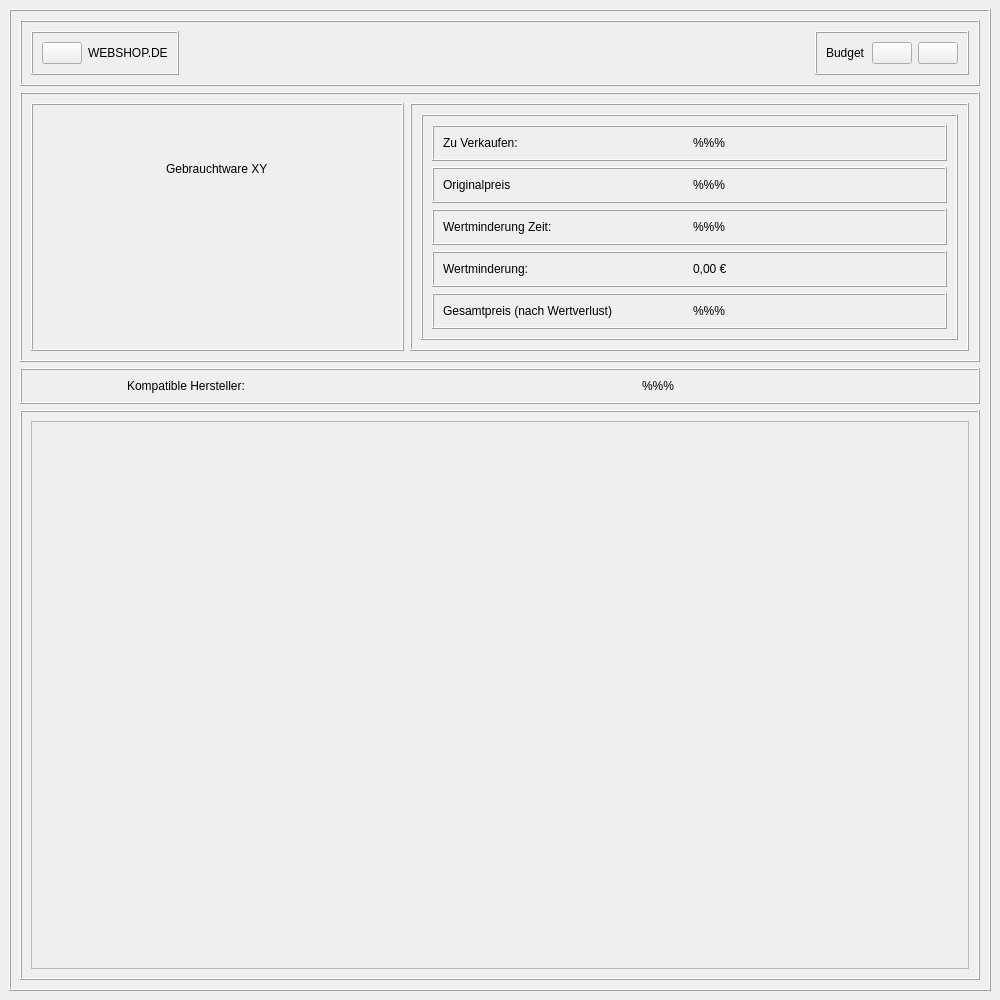
Above: frontend/GebrauchtwarenWindowAccessories.ui from nhatlam96/gui-xtraktor before the change. Below: the same form after it.
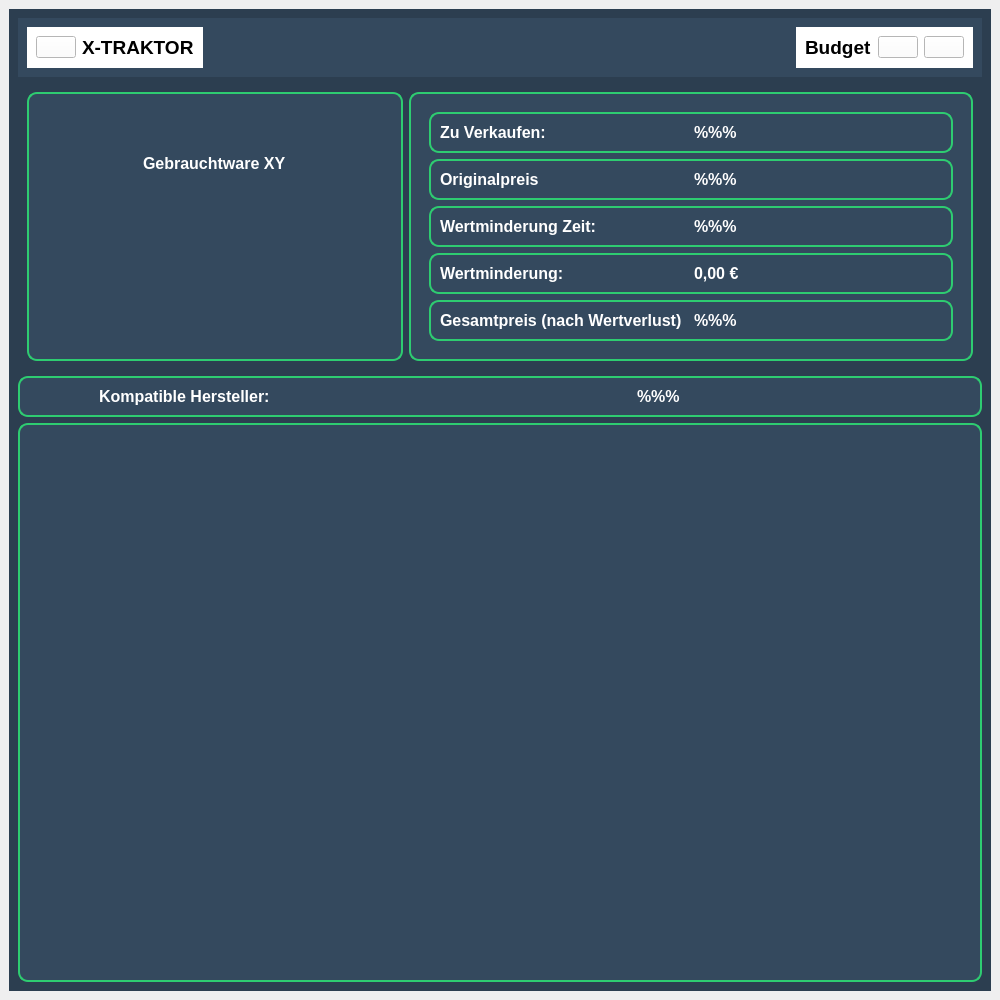
That is the form after the change. Icons and pictures are not drawn.

```diff
--- a/frontend/GebrauchtwarenWindowAccessories.ui
+++ b/frontend/GebrauchtwarenWindowAccessories.ui
@@ -17,8 +17,13 @@
    <layout class="QVBoxLayout" name="verticalLayout">
     <item>
      <widget class="QFrame" name="main_frame">
+      <property name="styleSheet">
+       <string notr="true">QFrame#main_frame{
+	background-color: rgb(44, 62, 80);
+}</string>
+      </property>
       <property name="frameShape">
-       <enum>QFrame::Box</enum>
+       <enum>QFrame::NoFrame</enum>
       </property>
       <property name="frameShadow">
        <enum>QFrame::Raised</enum>
@@ -26,8 +31,13 @@
       <layout class="QVBoxLayout" name="verticalLayout_2">
        <item>
         <widget class="QFrame" name="header_frame">
+         <property name="styleSheet">
+          <string notr="true">QFrame#header_frame{
+	background-color: rgb(52, 73, 94);
+}</string>
+         </property>
          <property name="frameShape">
-          <enum>QFrame::Box</enum>
+          <enum>QFrame::NoFrame</enum>
          </property>
          <property name="frameShadow">
           <enum>QFrame::Raised</enum>
@@ -35,8 +45,11 @@
          <layout class="QHBoxLayout" name="horizontalLayout">
           <item alignment="Qt::AlignLeft|Qt::AlignTop">
            <widget class="QFrame" name="frame">
+            <property name="styleSheet">
+             <string notr="true">background-color: white;</string>
+            </property>
             <property name="frameShape">
-             <enum>QFrame::Box</enum>
+             <enum>QFrame::NoFrame</enum>
             </property>
             <property name="frameShadow">
              <enum>QFrame::Raised</enum>
@@ -53,14 +66,20 @@
                </property>
                <property name="iconSize">
                 <size>
-                 <width>32</width>
-                 <height>32</height>
+                 <width>45</width>
+                 <height>45</height>
                 </size>
                </property>
               </widget>
              </item>
              <item>
               <widget class="QLabel" name="web_label">
+               <property name="font">
+                <font>
+                 <pointsize>14</pointsize>
+                 <bold>true</bold>
+                </font>
+               </property>
                <property name="frameShape">
                 <enum>QFrame::NoFrame</enum>
                </property>
@@ -68,7 +87,7 @@
                 <enum>QFrame::Plain</enum>
                </property>
                <property name="text">
-                <string>WEBSHOP.DE</string>
+                <string>X-TRAKTOR</string>
                </property>
               </widget>
              </item>
@@ -83,8 +102,11 @@
               <verstretch>0</verstretch>
              </sizepolicy>
             </property>
+            <property name="styleSheet">
+             <string notr="true">background-color: white;</string>
+            </property>
             <property name="frameShape">
-             <enum>QFrame::Box</enum>
+             <enum>QFrame::NoFrame</enum>
             </property>
             <property name="frameShadow">
              <enum>QFrame::Raised</enum>
@@ -92,6 +114,12 @@
             <layout class="QHBoxLayout" name="horizontalLayout_2">
              <item>
               <widget class="QLabel" name="budget_label">
+               <property name="font">
+                <font>
+                 <pointsize>14</pointsize>
+                 <bold>true</bold>
+                </font>
+               </property>
                <property name="inputMethodHints">
                 <set>Qt::ImhNone</set>
                </property>
@@ -117,8 +145,8 @@
                </property>
                <property name="iconSize">
                 <size>
-                 <width>32</width>
-                 <height>32</height>
+                 <width>45</width>
+                 <height>45</height>
                 </size>
                </property>
               </widget>
@@ -146,8 +174,8 @@
                </property>
                <property name="iconSize">
                 <size>
-                 <width>32</width>
-                 <height>32</height>
+                 <width>45</width>
+                 <height>45</height>
                 </size>
                </property>
               </widget>
@@ -166,8 +194,13 @@
          <property name="accessibleDescription">
           <string/>
          </property>
+         <property name="styleSheet">
+          <string notr="true">QFrame#content_frame{
+	background-color: rgb(44, 62, 80);
+}</string>
+         </property>
          <property name="frameShape">
-          <enum>QFrame::Box</enum>
+          <enum>QFrame::NoFrame</enum>
          </property>
          <property name="frameShadow">
           <enum>QFrame::Raised</enum>
@@ -175,8 +208,15 @@
          <layout class="QHBoxLayout" name="horizontalLayout_4" stretch="2,3">
           <item>
            <widget class="QFrame" name="frame_1">
+            <property name="styleSheet">
+             <string notr="true">QFrame#frame_1{
+	background-color: rgb(52, 73, 94);
+	border-radius: 10px;
+	border: 2px solid rgb(46, 204, 113);
+}</string>
+            </property>
             <property name="frameShape">
-             <enum>QFrame::Box</enum>
+             <enum>QFrame::NoFrame</enum>
             </property>
             <property name="frameShadow">
              <enum>QFrame::Raised</enum>
@@ -184,6 +224,15 @@
             <layout class="QVBoxLayout" name="verticalLayout_3">
              <item alignment="Qt::AlignHCenter">
               <widget class="QLabel" name="name_label">
+               <property name="font">
+                <font>
+                 <pointsize>12</pointsize>
+                 <bold>true</bold>
+                </font>
+               </property>
+               <property name="styleSheet">
+                <string notr="true">color : white;</string>
+               </property>
                <property name="text">
                 <string>Gebrauchtware XY</string>
                </property>
@@ -216,8 +265,15 @@
           </item>
           <item>
            <widget class="QFrame" name="frame_3">
+            <property name="styleSheet">
+             <string notr="true">QFrame#frame_3{
+	background-color: rgb(52, 73, 94);
+	border-radius: 10px;
+	border: 2px solid rgb(46, 204, 113);
+}</string>
+            </property>
             <property name="frameShape">
-             <enum>QFrame::Box</enum>
+             <enum>QFrame::NoFrame</enum>
             </property>
             <property name="frameShadow">
              <enum>QFrame::Raised</enum>
@@ -226,7 +282,7 @@
              <item>
               <widget class="QFrame" name="frame_8">
                <property name="frameShape">
-                <enum>QFrame::Box</enum>
+                <enum>QFrame::NoFrame</enum>
                </property>
                <property name="frameShadow">
                 <enum>QFrame::Raised</enum>
@@ -234,8 +290,15 @@
                <layout class="QVBoxLayout" name="verticalLayout_6">
                 <item>
                  <widget class="QFrame" name="frame_4">
+                  <property name="styleSheet">
+                   <string notr="true">QFrame#frame_4{
+	background-color: rgb(52, 73, 94);
+	border-radius: 10px;
+	border: 2px solid rgb(46, 204, 113);
+}</string>
+                  </property>
                   <property name="frameShape">
-                   <enum>QFrame::Box</enum>
+                   <enum>QFrame::NoFrame</enum>
                   </property>
                   <property name="frameShadow">
                    <enum>QFrame::Raised</enum>
@@ -243,6 +306,15 @@
                   <layout class="QHBoxLayout" name="horizontalLayout_10">
                    <item>
                     <widget class="QLabel" name="label">
+                     <property name="font">
+                      <font>
+                       <pointsize>12</pointsize>
+                       <bold>true</bold>
+                      </font>
+                     </property>
+                     <property name="styleSheet">
+                      <string notr="true">color: white;</string>
+                     </property>
                      <property name="text">
                       <string>Zu Verkaufen:</string>
                      </property>
@@ -250,6 +322,15 @@
                    </item>
                    <item>
                     <widget class="QLabel" name="anz_status">
+                     <property name="font">
+                      <font>
+                       <pointsize>12</pointsize>
+                       <bold>true</bold>
+                      </font>
+                     </property>
+                     <property name="styleSheet">
+                      <string notr="true">color: white;</string>
+                     </property>
                      <property name="text">
                       <string>%%%</string>
                      </property>
@@ -260,8 +341,15 @@
                 </item>
                 <item>
                  <widget class="QFrame" name="frame_6">
+                  <property name="styleSheet">
+                   <string notr="true">QFrame#frame_6{
+	background-color: rgb(52, 73, 94);
+	border-radius: 10px;
+	border: 2px solid rgb(46, 204, 113);
+}</string>
+                  </property>
                   <property name="frameShape">
-                   <enum>QFrame::Box</enum>
+                   <enum>QFrame::NoFrame</enum>
                   </property>
                   <property name="frameShadow">
                    <enum>QFrame::Raised</enum>
@@ -269,6 +357,15 @@
                   <layout class="QHBoxLayout" name="horizontalLayout_6">
                    <item>
                     <widget class="QLabel" name="preis_label">
+                     <property name="font">
+                      <font>
+                       <pointsize>12</pointsize>
+                       <bold>true</bold>
+                      </font>
+                     </property>
+                     <property name="styleSheet">
+                      <string notr="true">color: white;</string>
+                     </property>
                      <property name="text">
                       <string>Originalpreis</string>
                      </property>
@@ -276,6 +373,15 @@
                    </item>
                    <item>
                     <widget class="QLabel" name="alt_preis_status">
+                     <property name="font">
+                      <font>
+                       <pointsize>12</pointsize>
+                       <bold>true</bold>
+                      </font>
+                     </property>
+                     <property name="styleSheet">
+                      <string notr="true">color: white;</string>
+                     </property>
                      <property name="text">
                       <string>%%%</string>
                      </property>
@@ -286,8 +392,15 @@
                 </item>
                 <item>
                  <widget class="QFrame" name="frame_7">
+                  <property name="styleSheet">
+                   <string notr="true">QFrame#frame_7{
+	background-color: rgb(52, 73, 94);
+	border-radius: 10px;
+	border: 2px solid rgb(46, 204, 113);
+}</string>
+                  </property>
                   <property name="frameShape">
-                   <enum>QFrame::Box</enum>
+                   <enum>QFrame::NoFrame</enum>
                   </property>
                   <property name="frameShadow">
                    <enum>QFrame::Raised</enum>
@@ -295,6 +408,15 @@
                   <layout class="QHBoxLayout" name="horizontalLayout_15">
                    <item>
                     <widget class="QLabel" name="label_4">
+                     <property name="font">
+                      <font>
+                       <pointsize>12</pointsize>
+                       <bold>true</bold>
+                      </font>
+                     </property>
+                     <property name="styleSheet">
+                      <string notr="true">color: white;</string>
+                     </property>
                      <property name="text">
                       <string>Wertminderung Zeit:</string>
                      </property>
@@ -302,6 +424,15 @@
                    </item>
                    <item>
                     <widget class="QLabel" name="zeit_status">
+                     <property name="font">
+                      <font>
+                       <pointsize>12</pointsize>
+                       <bold>true</bold>
+                      </font>
+                     </property>
+                     <property name="styleSheet">
+                      <string notr="true">color: white;</string>
+                     </property>
                      <property name="text">
                       <string>%%%</string>
                      </property>
@@ -312,8 +443,15 @@
                 </item>
                 <item>
                  <widget class="QFrame" name="frame_9">
+                  <property name="styleSheet">
+                   <string notr="true">QFrame#frame_9{
+	background-color: rgb(52, 73, 94);
+	border-radius: 10px;
+	border: 2px solid rgb(46, 204, 113);
+}</string>
+                  </property>
                   <property name="frameShape">
-                   <enum>QFrame::Box</enum>
+                   <enum>QFrame::NoFrame</enum>
                   </property>
                   <property name="frameShadow">
                    <enum>QFrame::Raised</enum>
@@ -321,6 +459,15 @@
                   <layout class="QHBoxLayout" name="horizontalLayout_7">
                    <item>
                     <widget class="QLabel" name="wert_label">
+                     <property name="font">
+                      <font>
+                       <pointsize>12</pointsize>
+                       <bold>true</bold>
+                      </font>
+                     </property>
+                     <property name="styleSheet">
+                      <string notr="true">color: white;</string>
+                     </property>
                      <property name="text">
                       <string>Wertminderung:</string>
                      </property>
@@ -328,6 +475,15 @@
                    </item>
                    <item>
                     <widget class="QLabel" name="wert_status">
+                     <property name="font">
+                      <font>
+                       <pointsize>12</pointsize>
+                       <bold>true</bold>
+                      </font>
+                     </property>
+                     <property name="styleSheet">
+                      <string notr="true">color: white;</string>
+                     </property>
                      <property name="text">
                       <string>0,00 €</string>
                      </property>
@@ -338,8 +494,15 @@
                 </item>
                 <item>
                  <widget class="QFrame" name="frame_5">
+                  <property name="styleSheet">
+                   <string notr="true">QFrame#frame_5{
+	background-color: rgb(52, 73, 94);
+	border-radius: 10px;
+	border: 2px solid rgb(46, 204, 113);
+}</string>
+                  </property>
                   <property name="frameShape">
-                   <enum>QFrame::Box</enum>
+                   <enum>QFrame::NoFrame</enum>
                   </property>
                   <property name="frameShadow">
                    <enum>QFrame::Raised</enum>
@@ -347,6 +510,15 @@
                   <layout class="QHBoxLayout" name="horizontalLayout_14">
                    <item>
                     <widget class="QLabel" name="label_2">
+                     <property name="font">
+                      <font>
+                       <pointsize>12</pointsize>
+                       <bold>true</bold>
+                      </font>
+                     </property>
+                     <property name="styleSheet">
+                      <string notr="true">color: white;</string>
+                     </property>
                      <property name="text">
                       <string>Gesamtpreis (nach Wertverlust)</string>
                      </property>
@@ -354,6 +526,15 @@
                    </item>
                    <item>
                     <widget class="QLabel" name="neu_preis_status">
+                     <property name="font">
+                      <font>
+                       <pointsize>12</pointsize>
+                       <bold>true</bold>
+                      </font>
+                     </property>
+                     <property name="styleSheet">
+                      <string notr="true">color: white;</string>
+                     </property>
                      <property name="text">
                       <string>%%%</string>
                      </property>
@@ -373,8 +554,15 @@
        </item>
        <item>
         <widget class="QFrame" name="frame_13">
+         <property name="styleSheet">
+          <string notr="true">QFrame#frame_13{
+	background-color: rgb(52, 73, 94);
+	border-radius: 10px;
+	border: 2px solid rgb(46, 204, 113);
+}</string>
+         </property>
          <property name="frameShape">
-          <enum>QFrame::Box</enum>
+          <enum>QFrame::NoFrame</enum>
          </property>
          <property name="frameShadow">
           <enum>QFrame::Raised</enum>
@@ -382,6 +570,15 @@
          <layout class="QHBoxLayout" name="horizontalLayout_5" stretch="1,2">
           <item alignment="Qt::AlignHCenter">
            <widget class="QLabel" name="label_3">
+            <property name="font">
+             <font>
+              <pointsize>12</pointsize>
+              <bold>true</bold>
+             </font>
+            </property>
+            <property name="styleSheet">
+             <string notr="true">color: white;</string>
+            </property>
             <property name="text">
              <string>Kompatible Hersteller:</string>
             </property>
@@ -389,6 +586,15 @@
           </item>
           <item alignment="Qt::AlignHCenter">
            <widget class="QLabel" name="comp_label">
+            <property name="font">
+             <font>
+              <pointsize>12</pointsize>
+              <bold>true</bold>
+             </font>
+            </property>
+            <property name="styleSheet">
+             <string notr="true">color: white;</string>
+            </property>
             <property name="text">
              <string>%%%</string>
             </property>
@@ -399,8 +605,15 @@
        </item>
        <item>
         <widget class="QFrame" name="scroll_frame">
+         <property name="styleSheet">
+          <string notr="true">QFrame#scroll_frame{
+	background-color: rgb(52, 73, 94);
+	border-radius: 10px;
+	border: 2px solid rgb(46, 204, 113);
+}</string>
+         </property>
          <property name="frameShape">
-          <enum>QFrame::Box</enum>
+          <enum>QFrame::NoFrame</enum>
          </property>
          <property name="frameShadow">
           <enum>QFrame::Raised</enum>
@@ -408,6 +621,12 @@
          <layout class="QHBoxLayout" name="horizontalLayout_8">
           <item>
            <widget class="QScrollArea" name="dyn_scrollarea">
+            <property name="styleSheet">
+             <string notr="true">background-color: rgb(52, 73, 94);</string>
+            </property>
+            <property name="frameShape">
+             <enum>QFrame::NoFrame</enum>
+            </property>
             <property name="verticalScrollBarPolicy">
              <enum>Qt::ScrollBarAlwaysOff</enum>
             </property>
@@ -425,8 +644,8 @@
               <rect>
                <x>0</x>
                <y>0</y>
-               <width>936</width>
-               <height>532</height>
+               <width>942</width>
+               <height>516</height>
               </rect>
              </property>
              <layout class="QHBoxLayout" name="horizontalLayout_9"/>
```
Left out of the diff: 9 changed lines with no effect on the pictures.
